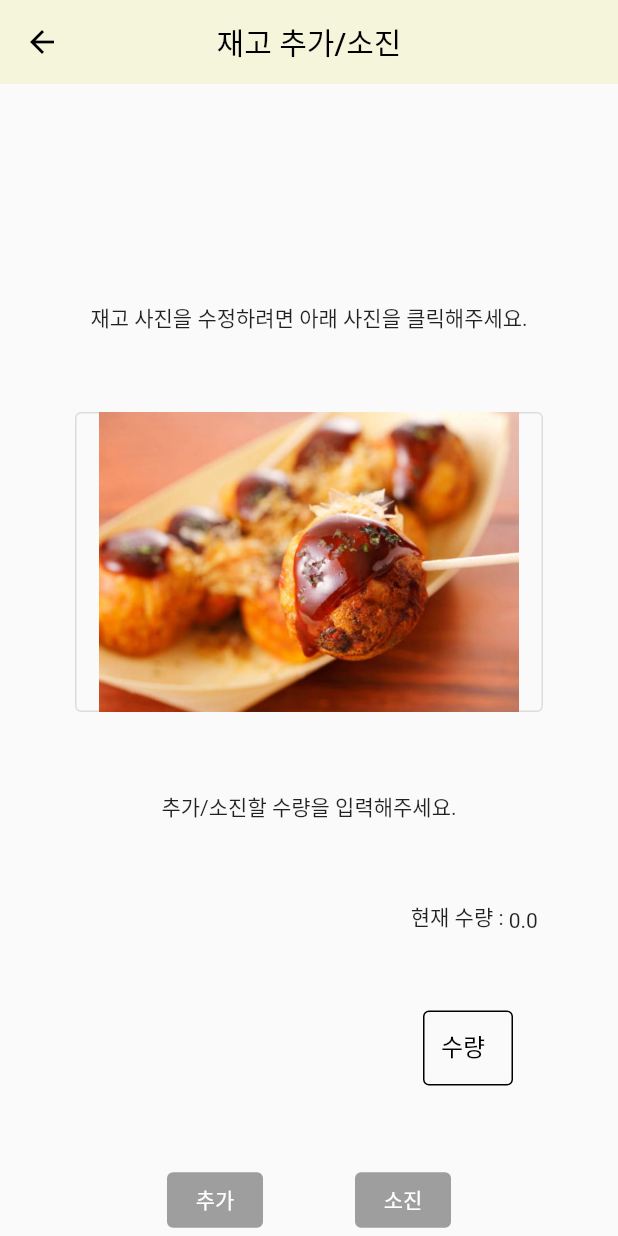
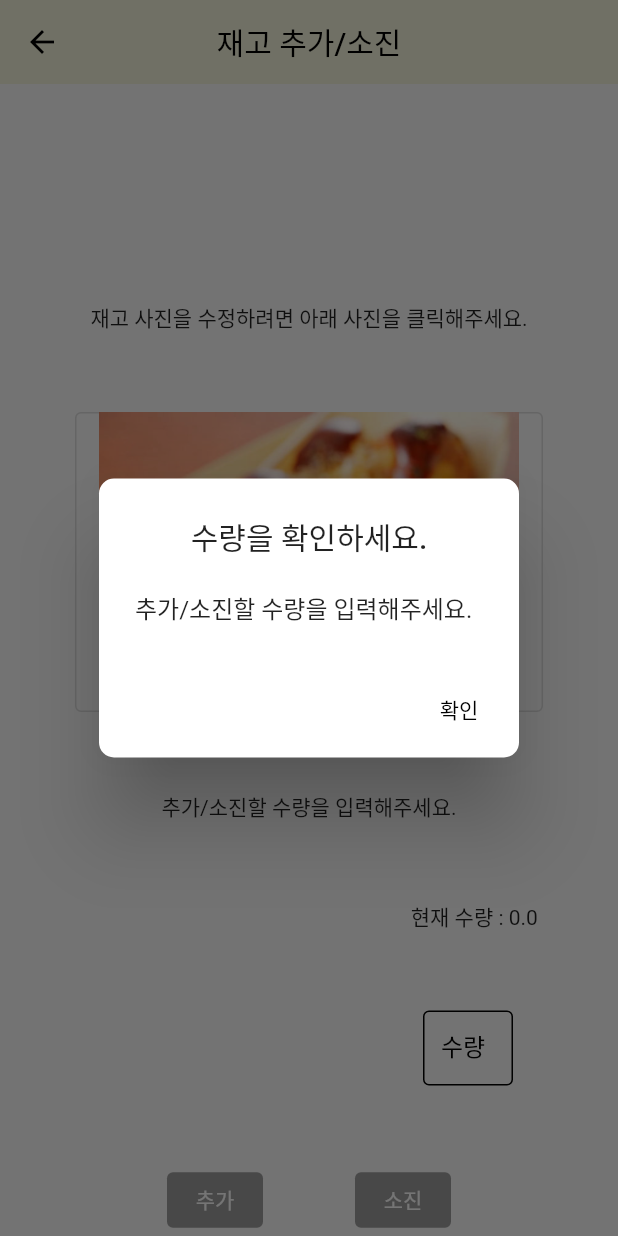
Before and after one commit to Cksyong/jaegojochi, a Flutter app: the manage_Stock_page screen opened directly with empty values, after a tap on "추가", on a phone screen of 412 x 824 dp. Run offline on Flutter 3.47's test engine with Material 2 defaults, Android fonts, the phone set to English and light mode, and no system bars; our stand-ins replace fluttertoast, image_picker.

Commit message:
20220705 UI 70% 완성 (디자인 X)

```diff
--- a/lib/main.dart
+++ b/lib/main.dart
@@ -40,7 +40,7 @@ class MyApp extends StatelessWidget {
         primarySwatch: createMaterialColor(Color(0xfff5f5dc)),
       ),
       home: mainPage(
-        stock: List.generate(10, (i) => StockTable('상품 ${i+1}', 'EA', 85))
+        stock: List.generate(10, (i) => StockTable('상품 ${i+1}', 'EA', i*10))
       ),
     );
   }
--- a/lib/manage_Stock_page.dart
+++ b/lib/manage_Stock_page.dart
@@ -7,6 +7,8 @@ class manage_Stock_page extends StatefulWidget {
   final String unit;
   final double amount;
   const manage_Stock_page({Key? key, required this.name, required this.unit, required this.amount}) : super(key: key);
+
+
 
   @override
   State<manage_Stock_page> createState() => _manage_Stock_pageState();
@@ -19,11 +21,65 @@ class _manage_Stock_pageState extends State<manage_Stock_page> {
 
     final productAmountController = TextEditingController();
 
+    void _showAlertDialog(String way, String message) {
+      showDialog(
+          context: context,
+          //barrierDismissible - Dialog 제외한 다른 화면 터치 x
+          barrierDismissible: false,
+          builder: (BuildContext context) {
+            return AlertDialog(
+              // RoundedRectangleBorder - Dialog 화면 모서리 둥글게 조절
+              shape: RoundedRectangleBorder(
+                  borderRadius: BorderRadius.circular(10.0)),
+              //Dialog Main Title
+              title: Column(
+                children: const <Widget>[
+                  Text("수량을 확인하세요."),
+                ],
+              ),
+              //
+              content: Column(
+                mainAxisSize: MainAxisSize.min,
+                crossAxisAlignment: CrossAxisAlignment.start,
+                children: <Widget>[
+                  Text(
+                    message,
+                  ),
+                ],
+              ),
+              actions: <Widget>[
+                TextButton(
+                  style: TextButton.styleFrom(
+                    primary: Colors.black,
+                  ),
+                  onPressed: () { //TODO DB(내부저장소든 뭐든)에 추가하는 코드
+                    Navigator.pop(context);
+                  },
+                  child: const Text("확인"),
+                ),
+              ],
+            );
+          });
+    }
+
     void editProductState(String method) {
-      var amount = double.parse(productAmountController.text);
-      if (amount.toString() == "") {
-        //showToast('수량');
-      } else {
+      double amount = 0;
+      if (productAmountController.text != '') {
+        amount = double.parse(productAmountController.text);
+      }
+      if (amount == 0) {
+        _showAlertDialog('', '추가/소진할 수량을 입력해주세요.');
+      } else if (method == '소진' && widget.amount < amount) {
+        _showAlertDialog('', '소진할 수량은 현재 수량을 초과할 수 없습니다.');
+      }
+      else
+       {
+        double finalAmount = 0;
+        if (method == '추가') {
+          finalAmount = widget.amount + amount;
+        } else if (method == '소진') {
+          finalAmount = widget.amount - amount;
+        }
         showDialog(
             context: context,
             //barrierDismissible - Dialog 제외한 다른 화면 터치 x
@@ -45,8 +101,10 @@ class _manage_Stock_pageState extends State<manage_Stock_page> {
                   crossAxisAlignment: CrossAxisAlignment.start,
                   children: <Widget>[
                     Text(
-                      '\n수량 : ' + amount.toString() + ' (' +
-                          widget.unit + ')\n' + method + '하시겠습니까?',
+                      '현재 수량 : ${widget.amount} ${widget.unit}'
+                          '\n변경 수량 : ' + amount.toString() + ' (' +
+                          widget.unit + ')\n'
+                          '최종 수량 : ${finalAmount}\n' + method + '하시겠습니까?',
                     ),
                   ],
                 ),
@@ -76,6 +134,8 @@ class _manage_Stock_pageState extends State<manage_Stock_page> {
 
     }
 
+
+
     return Scaffold(
       appBar: AppBar(
         title: const Text('재고 추가/소진'),
@@ -99,8 +159,7 @@ class _manage_Stock_pageState extends State<manage_Stock_page> {
                 mainAxisAlignment: MainAxisAlignment.end,
                 crossAxisAlignment: CrossAxisAlignment.end,
                 children: <Widget>[
-                    const Text('현재 수량 : '),
-                    Text('${widget.amount.toString()} '),
+                    Text('현재 수량 : ${widget.amount.toString()} '),
                   Text(widget.unit)
                 ],
               ),
@@ -114,7 +173,7 @@ class _manage_Stock_pageState extends State<manage_Stock_page> {
                     height: 50,
                     child: TextField(
                       keyboardType: TextInputType.number,
-                      inputFormatters: [FilteringTextInputFormatter.digitsOnly],
+                      inputFormatters: [FilteringTextInputFormatter.allow(RegExp(r'(^\d*\.?\d*)'))],
                       decoration: const InputDecoration(
                           enabledBorder: OutlineInputBorder(
                               borderSide: BorderSide(color: Colors.black)),
--- a/pubspec.yaml
+++ b/pubspec.yaml
@@ -30,10 +30,12 @@ dependencies:
   flutter:
     sdk: flutter
 
+
   # The following adds the Cupertino Icons font to your application.
   # Use with the CupertinoIcons class for iOS style icons.
   cupertino_icons: ^1.0.2
   fluttertoast: ^8.0.9
+  image_picker: ^0.8.5+3
 
 dev_dependencies:
   flutter_test:
@@ -60,6 +62,7 @@ flutter:
   # To add assets to your application, add an assets section, like this:
   assets:
     - assets/image/takoyaki.jpg
+    - assets/image/add_image_button.jpg
 
 
   # An image asset can refer to one or more resolution-specific "variants", see
```
Also changed, not shown: lib/add_Stock_page.dart (+100 -4 lines), assets/image/add_image_button.jpg (added), pubspec.lock, 1 other file.
